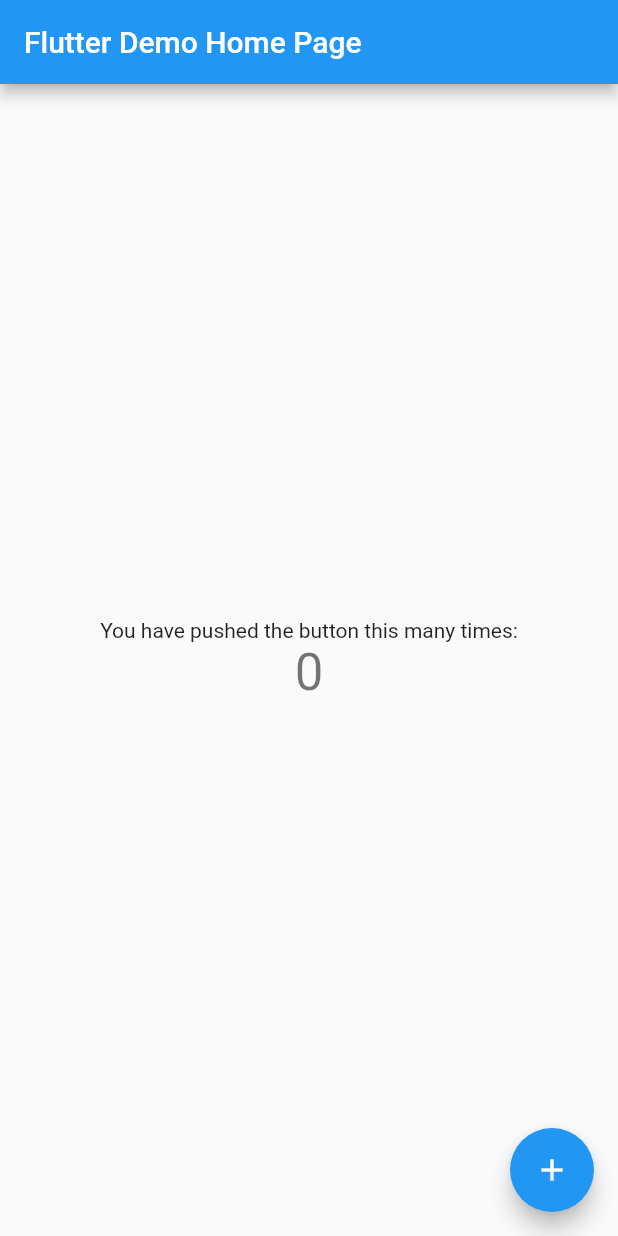
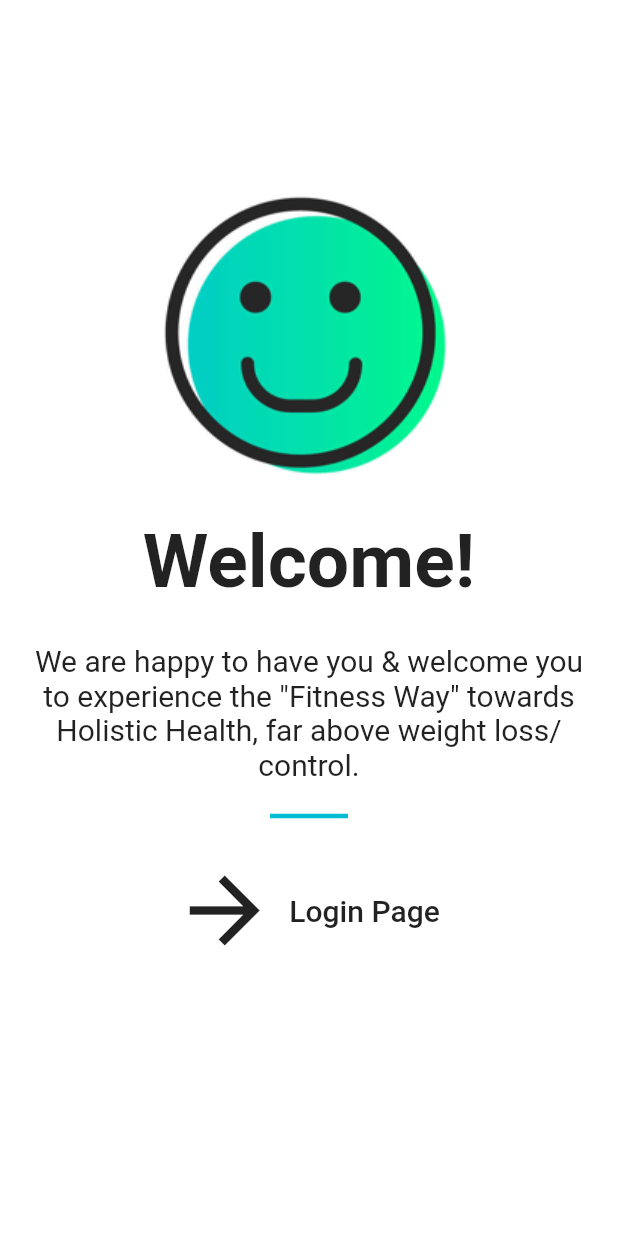
Before and after one commit to Tijil2111/fitness_app, a Flutter app: the screen it shows after launch, on a phone screen of 412 x 824 dp. Run offline on Flutter 3.47's test engine with Material 2 defaults, Android fonts, the phone set to English and light mode, and no system bars.

Commit message:
Created Welcome screen

```diff
--- a/lib/main.dart
+++ b/lib/main.dart
@@ -1,113 +1,14 @@
 import 'package:flutter/material.dart';
+import 'pages/welcome.dart';
+import 'pages/home.dart';
+import 'pages/myAnalysis.dart';
 
-void main() {
-  runApp(MyApp());
+
+void main() => runApp(MaterialApp(
+initialRoute: '/',
+routes: {
+  '/': (context) => WelcomeScreen(),
+  '/home': (context) => HomeScreen(),
+  '/analysis': (context) => MyAnalysisScreen()
 }
-
-class MyApp extends StatelessWidget {
-  // This widget is the root of your application.
-  @override
-  Widget build(BuildContext context) {
-    return MaterialApp(
-      title: 'Flutter Demo',
-      theme: ThemeData(
-        // This is the theme of your application.
-        //
-        // Try running your application with "flutter run". You'll see the
-        // application has a blue toolbar. Then, without quitting the app, try
-        // changing the primarySwatch below to Colors.green and then invoke
-        // "hot reload" (press "r" in the console where you ran "flutter run",
-        // or simply save your changes to "hot reload" in a Flutter IDE).
-        // Notice that the counter didn't reset back to zero; the application
-        // is not restarted.
-        primarySwatch: Colors.blue,
-      ),
-      home: MyHomePage(title: 'Flutter Demo Home Page'),
-    );
-  }
-}
-
-class MyHomePage extends StatefulWidget {
-  MyHomePage({Key? key, required this.title}) : super(key: key);
-
-  // This widget is the home page of your application. It is stateful, meaning
-  // that it has a State object (defined below) that contains fields that affect
-  // how it looks.
-
-  // This class is the configuration for the state. It holds the values (in this
-  // case the title) provided by the parent (in this case the App widget) and
-  // used by the build method of the State. Fields in a Widget subclass are
-  // always marked "final".
-
-  final String title;
-
-  @override
-  _MyHomePageState createState() => _MyHomePageState();
-}
-
-class _MyHomePageState extends State<MyHomePage> {
-  int _counter = 0;
-
-  void _incrementCounter() {
-    setState(() {
-      // This call to setState tells the Flutter framework that something has
-      // changed in this State, which causes it to rerun the build method below
-      // so that the display can reflect the updated values. If we changed
-      // _counter without calling setState(), then the build method would not be
-      // called again, and so nothing would appear to happen.
-      _counter++;
-    });
-  }
-
-  @override
-  Widget build(BuildContext context) {
-    // This method is rerun every time setState is called, for instance as done
-    // by the _incrementCounter method above.
-    //
-    // The Flutter framework has been optimized to make rerunning build methods
-    // fast, so that you can just rebuild anything that needs updating rather
-    // than having to individually change instances of widgets.
-    return Scaffold(
-      appBar: AppBar(
-        // Here we take the value from the MyHomePage object that was created by
-        // the App.build method, and use it to set our appbar title.
-        title: Text(widget.title),
-      ),
-      body: Center(
-        // Center is a layout widget. It takes a single child and positions it
-        // in the middle of the parent.
-        child: Column(
-          // Column is also a layout widget. It takes a list of children and
-          // arranges them vertically. By default, it sizes itself to fit its
-          // children horizontally, and tries to be as tall as its parent.
-          //
-          // Invoke "debug painting" (press "p" in the console, choose the
-          // "Toggle Debug Paint" action from the Flutter Inspector in Android
-          // Studio, or the "Toggle Debug Paint" command in Visual Studio Code)
-          // to see the wireframe for each widget.
-          //
-          // Column has various properties to control how it sizes itself and
-          // how it positions its children. Here we use mainAxisAlignment to
-          // center the children vertically; the main axis here is the vertical
-          // axis because Columns are vertical (the cross axis would be
-          // horizontal).
-          mainAxisAlignment: MainAxisAlignment.center,
-          children: <Widget>[
-            Text(
-              'You have pushed the button this many times:',
-            ),
-            Text(
-              '$_counter',
-              style: Theme.of(context).textTheme.headline4,
-            ),
-          ],
-        ),
-      ),
-      floatingActionButton: FloatingActionButton(
-        onPressed: _incrementCounter,
-        tooltip: 'Increment',
-        child: Icon(Icons.add),
-      ), // This trailing comma makes auto-formatting nicer for build methods.
-    );
-  }
-}
+));
--- /dev/null
+++ b/lib/pages/home.dart
@@ -0,0 +1,10 @@
+import 'package:flutter/material.dart';
+
+class HomeScreen extends StatelessWidget {
+  const HomeScreen({Key? key}) : super(key: key);
+
+  @override
+  Widget build(BuildContext context) {
+    return Container();
+  }
+}
--- /dev/null
+++ b/lib/pages/myAnalysis.dart
@@ -0,0 +1,10 @@
+import 'package:flutter/material.dart';
+
+class MyAnalysisScreen extends StatelessWidget {
+
+
+  @override
+  Widget build(BuildContext context) {
+    return Container();
+  }
+}
--- /dev/null
+++ b/lib/pages/welcome.dart
@@ -0,0 +1,69 @@
+import 'package:flutter/material.dart';
+
+
+class WelcomeScreen extends StatelessWidget {
+
+  @override
+  Widget build(BuildContext context) {
+    return Scaffold(
+      backgroundColor: Colors.white,
+      body: SafeArea(
+        child: Column(
+          children: <Widget>[
+            SizedBox(height: 75,),
+            Center(
+              child: Image(
+                image: AssetImage('assets/smile.png'),
+              ),
+            ),
+            Center(
+              child: Text(
+                'Welcome!',
+                style: TextStyle(
+                  fontSize: 50,
+                  fontWeight: FontWeight.bold,
+                ),
+              ),
+            ),
+            SizedBox(height: 10),
+            Center(
+              child: Padding(
+                padding: const EdgeInsets.all(15.0),
+                child: Text(
+                  'We are happy to have you & welcome you to experience the "Fitness Way" towards Holistic Health, far above weight loss/control.',
+                  textAlign: TextAlign.center,
+                  style: TextStyle(
+                    fontSize: 20,
+                    fontWeight: FontWeight.w400
+                  ),
+                ),
+              ),
+            ),
+            Center(
+              child: Divider(
+                color: Colors.cyan,
+                thickness: 3,
+                indent: 180,
+                endIndent: 180,
+              ),
+            ),
+            SizedBox(height: 20 ,),
+            FlatButton.icon(
+                onPressed:(){},
+                icon: Icon(
+                    Icons.arrow_forward_sharp,
+                  size: 70,
+                ),
+                label: Text(
+                    'Login Page',
+                  style: TextStyle(
+                    fontSize:20
+                  ),
+                )
+            )
+          ],
+        ),
+      ),
+    );
+  }
+}
--- a/pubspec.yaml
+++ b/pubspec.yaml
@@ -45,9 +45,8 @@ flutter:
   uses-material-design: true
 
   # To add assets to your application, add an assets section, like this:
-  # assets:
-  #   - images/a_dot_burr.jpeg
-  #   - images/a_dot_ham.jpeg
+  assets:
+    - assets/smile.png
 
   # An image asset can refer to one or more resolution-specific "variants", see
   # https://flutter.dev/assets-and-images/#resolution-aware.
```
Also changed, not shown: assets/bar.png (added), assets/smile.png (added), 1 other file.
